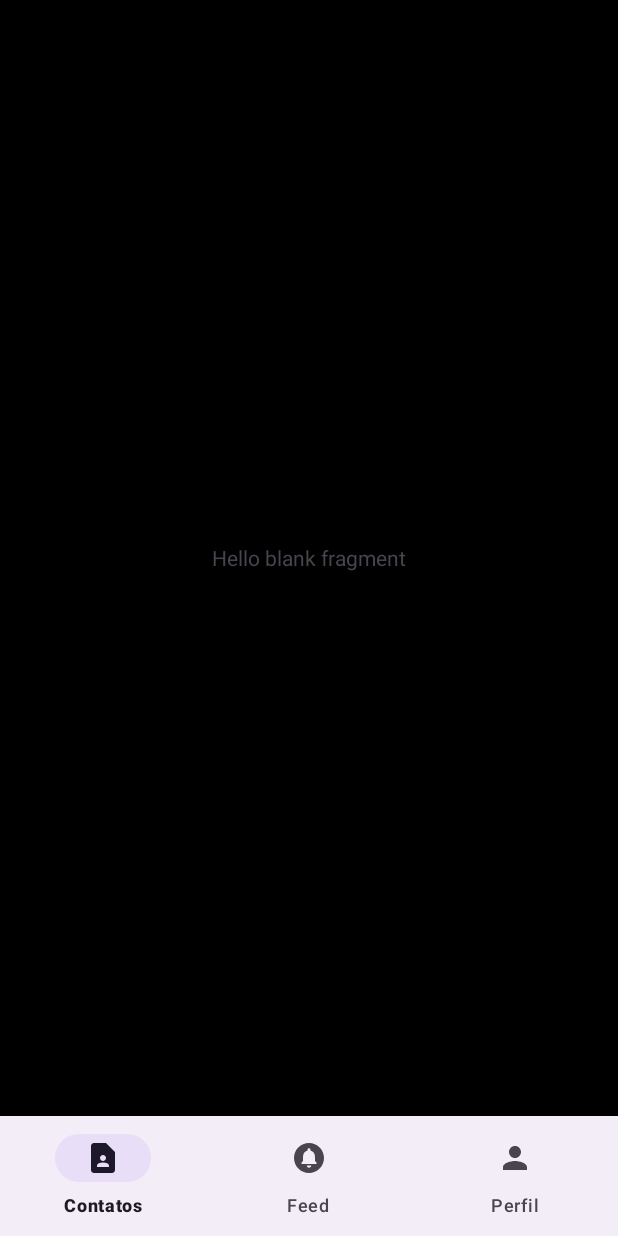
After one commit to joaoffgazzara/ProjetoAgenda, an Android app: the ContatoFragment screen opened directly, with no data from a screen before it, on a phone screen of 412 x 824 dp. The commit adds this screen. Run offline under Robolectric (Android 15) with nearby library versions, the phone set to English and light mode, and no system bars.

Commit message:
Aplicação da tela com barra de navegação

```diff
--- a/app/src/main/AndroidManifest.xml
+++ b/app/src/main/AndroidManifest.xml
@@ -12,6 +12,9 @@
         android:supportsRtl="true"
         android:theme="@style/Theme.ProjetoAgenda"
         tools:targetApi="31">
+        <activity
+            android:name=".ContatoPrincipal"
+            android:exported="false" />
         <activity
             android:name=".ContatoTelas"
             android:exported="false" />
--- /dev/null
+++ b/app/src/main/java/com/agenda/projetoagenda/ContatoFragment.java
@@ -0,0 +1,64 @@
+package com.agenda.projetoagenda;
+
+import android.os.Bundle;
+
+import androidx.fragment.app.Fragment;
+
+import android.view.LayoutInflater;
+import android.view.View;
+import android.view.ViewGroup;
+
+/**
+ * A simple {@link Fragment} subclass.
+ * Use the {@link ContatoFragment#newInstance} factory method to
+ * create an instance of this fragment.
+ */
+public class ContatoFragment extends Fragment {
+
+    // TODO: Rename parameter arguments, choose names that match
+    // the fragment initialization parameters, e.g. ARG_ITEM_NUMBER
+    private static final String ARG_PARAM1 = "param1";
+    private static final String ARG_PARAM2 = "param2";
+
+    // TODO: Rename and change types of parameters
+    private String mParam1;
+    private String mParam2;
+
+    public ContatoFragment() {
+        // Required empty public constructor
+    }
+
+    /**
+     * Use this factory method to create a new instance of
+     * this fragment using the provided parameters.
+     *
+     * @param param1 Parameter 1.
+     * @param param2 Parameter 2.
+     * @return A new instance of fragment ContatoFragment.
+     */
+    // TODO: Rename and change types and number of parameters
+    public static ContatoFragment newInstance(String param1, String param2) {
+        ContatoFragment fragment = new ContatoFragment();
+        Bundle args = new Bundle();
+        args.putString(ARG_PARAM1, param1);
+        args.putString(ARG_PARAM2, param2);
+        fragment.setArguments(args);
+        return fragment;
+    }
+
+    @Override
+    public void onCreate(Bundle savedInstanceState) {
+        super.onCreate(savedInstanceState);
+        if (getArguments() != null) {
+            mParam1 = getArguments().getString(ARG_PARAM1);
+            mParam2 = getArguments().getString(ARG_PARAM2);
+        }
+    }
+
+    @Override
+    public View onCreateView(LayoutInflater inflater, ViewGroup container,
+                             Bundle savedInstanceState) {
+        // Inflate the layout for this fragment
+        return inflater.inflate(R.layout.fragment_contato, container, false);
+    }
+}
--- /dev/null
+++ b/app/src/main/java/com/agenda/projetoagenda/ContatoPrincipal.java
@@ -0,0 +1,47 @@
+package com.agenda.projetoagenda;
+
+import androidx.appcompat.app.AppCompatActivity;
+import androidx.fragment.app.Fragment;
+import androidx.fragment.app.FragmentManager;
+import androidx.fragment.app.FragmentTransaction;
+
+import android.os.Bundle;
+import com.agenda.projetoagenda.databinding.ActivityContatoPrincipalBinding;
+import com.google.android.material.bottomnavigation.BottomNavigationView;
+
+
+public class ContatoPrincipal extends AppCompatActivity {
+
+    ActivityContatoPrincipalBinding binding;
+
+    @Override
+    protected void onCreate(Bundle savedInstanceState) {
+        super.onCreate(savedInstanceState);
+        binding = ActivityContatoPrincipalBinding.inflate(getLayoutInflater());
+        setContentView(binding.getRoot());
+        replaceFragment(new ContatoFragment());
+
+        binding.bottomView.setOnItemSelectedListener(item -> {
+
+            int id = item.getItemId();
+
+                if (id == R.id.contato_menu) {
+                    replaceFragment(new ContatoFragment());
+                } else if (id == R.id.feed) {
+                    replaceFragment(new FeedFragment());
+                } else if (id == R.id.perfil) {
+                    replaceFragment(new PerfilFragment());
+                }
+
+            return true;
+        });
+
+
+    }
+    private void replaceFragment(Fragment fragment){
+        FragmentManager fragmentManager = getSupportFragmentManager();
+        FragmentTransaction fragmentTransaction = fragmentManager.beginTransaction();
+        fragmentTransaction.replace(R.id.frame_layout,fragment);
+        fragmentTransaction.commit();
+    }
+}
--- /dev/null
+++ b/app/src/main/res/drawable/baseline_circle_notifications_24.xml
@@ -0,0 +1,5 @@
+<vector android:height="24dp" android:tint="#000000"
+    android:viewportHeight="24" android:viewportWidth="24"
+    android:width="24dp" xmlns:android="http://schemas.android.com/apk/res/android">
+    <path android:fillColor="@android:color/white" android:pathData="M12,2C6.48,2 2,6.48 2,12s4.48,10 10,10 10,-4.48 10,-10S17.52,2 12,2zM12,18.5c-0.83,0 -1.5,-0.67 -1.5,-1.5h3c0,0.83 -0.67,1.5 -1.5,1.5zM17,16L7,16v-1l1,-1v-2.61C8,9.27 9.03,7.47 11,7v-0.5c0,-0.57 0.43,-1 1,-1s1,0.43 1,1L13,7c1.97,0.47 3,2.28 3,4.39L16,14l1,1v1z"/>
+</vector>
--- /dev/null
+++ b/app/src/main/res/drawable/baseline_contact_page_24.xml
@@ -0,0 +1,5 @@
+<vector android:height="24dp" android:tint="#000000"
+    android:viewportHeight="24" android:viewportWidth="24"
+    android:width="24dp" xmlns:android="http://schemas.android.com/apk/res/android">
+    <path android:fillColor="@android:color/white" android:pathData="M14,2H6C4.9,2 4,2.9 4,4v16c0,1.1 0.9,2 2,2h12c1.1,0 2,-0.9 2,-2V8L14,2zM12,10c1.1,0 2,0.9 2,2c0,1.1 -0.9,2 -2,2s-2,-0.9 -2,-2C10,10.9 10.9,10 12,10zM16,18H8v-0.57c0,-0.81 0.48,-1.53 1.22,-1.85C10.07,15.21 11.01,15 12,15c0.99,0 1.93,0.21 2.78,0.58C15.52,15.9 16,16.62 16,17.43V18z"/>
+</vector>
--- /dev/null
+++ b/app/src/main/res/drawable/baseline_person_24.xml
@@ -0,0 +1,5 @@
+<vector android:height="24dp" android:tint="#000000"
+    android:viewportHeight="24" android:viewportWidth="24"
+    android:width="24dp" xmlns:android="http://schemas.android.com/apk/res/android">
+    <path android:fillColor="@android:color/white" android:pathData="M12,12c2.21,0 4,-1.79 4,-4s-1.79,-4 -4,-4 -4,1.79 -4,4 1.79,4 4,4zM12,14c-2.67,0 -8,1.34 -8,4v2h16v-2c0,-2.66 -5.33,-4 -8,-4z"/>
+</vector>
--- /dev/null
+++ b/app/src/main/res/layout/activity_contato_principal.xml
@@ -0,0 +1,30 @@
+<?xml version="1.0" encoding="utf-8"?>
+<androidx.constraintlayout.widget.ConstraintLayout xmlns:android="http://schemas.android.com/apk/res/android"
+    xmlns:app="http://schemas.android.com/apk/res-auto"
+    xmlns:tools="http://schemas.android.com/tools"
+    android:layout_width="match_parent"
+    android:layout_height="match_parent"
+    tools:context=".ContatoPrincipal">
+
+    <FrameLayout
+        android:id="@+id/frame_layout"
+        android:layout_width="0dp"
+        android:layout_height="0dp"
+        app:layout_constraintBottom_toTopOf="@+id/bottomView"
+        app:layout_constraintEnd_toEndOf="parent"
+        app:layout_constraintStart_toStartOf="parent"
+        app:layout_constraintTop_toTopOf="parent">
+
+    </FrameLayout>
+
+    <com.google.android.material.bottomnavigation.BottomNavigationView
+        android:id="@+id/bottomView"
+        android:layout_width="match_parent"
+        android:layout_height="wrap_content"
+        app:layout_constraintBottom_toBottomOf="parent"
+        app:layout_constraintEnd_toEndOf="parent"
+        app:layout_constraintStart_toStartOf="parent"
+        app:menu="@menu/bottom_navi_menu"/>
+
+
+</androidx.constraintlayout.widget.ConstraintLayout>
--- a/app/src/main/res/layout/activity_registro_tela.xml
+++ b/app/src/main/res/layout/activity_registro_tela.xml
@@ -52,11 +52,13 @@
         android:layout_width="308dp"
         android:layout_height="56dp"
         android:layout_marginTop="21dp"
+        android:layout_marginEnd="51dp"
         android:width="250dp"
+        android:autofillHints="emailAddress"
         android:ems="10"
         android:hint="@string/email_registro"
-        android:autofillHints="emailAddress"
         android:inputType="textEmailAddress"
+        app:layout_constraintEnd_toEndOf="parent"
         app:layout_constraintStart_toStartOf="@+id/editTextText2"
         app:layout_constraintTop_toBottomOf="@+id/editTextText2" />
 
--- /dev/null
+++ b/app/src/main/res/layout/fragment_contato.xml
@@ -0,0 +1,16 @@
+<?xml version="1.0" encoding="utf-8"?>
+<FrameLayout xmlns:android="http://schemas.android.com/apk/res/android"
+    xmlns:tools="http://schemas.android.com/tools"
+    android:layout_width="match_parent"
+    android:layout_height="match_parent"
+    android:background="@color/black"
+    tools:context=".ContatoFragment">
+
+    <!-- TODO: Update blank fragment layout -->
+    <TextView
+        android:layout_width="wrap_content"
+        android:layout_height="wrap_content"
+        android:text="@string/hello_blank_fragment"
+        android:layout_gravity="center"/>
+
+</FrameLayout>
--- /dev/null
+++ b/app/src/main/res/menu/bottom_navi_menu.xml
@@ -0,0 +1,19 @@
+<?xml version="1.0" encoding="utf-8"?>
+<menu xmlns:android="http://schemas.android.com/apk/res/android">
+
+    <item
+        android:id="@+id/contato_menu"
+        android:title="Contatos"
+        android:icon="@drawable/baseline_contact_page_24"
+        />
+
+    <item
+        android:id="@+id/feed"
+        android:title="Feed"
+        android:icon="@drawable/baseline_circle_notifications_24" />
+
+    <item
+        android:id="@+id/perfil"
+        android:title="Perfil"
+        android:icon="@drawable/baseline_person_24" />
+</menu>
--- a/app/src/main/res/values/strings.xml
+++ b/app/src/main/res/values/strings.xml
@@ -26,4 +26,6 @@
     <string name="contato_aniversario"> Aniversário:</string>
     <string name="contato_endereco"> Endereço:</string>
     <string name="contato_add">Adicionar Contato</string>
+    <!-- TODO: Remove or change this placeholder text -->
+    <string name="hello_blank_fragment">Hello blank fragment</string>
 </resources>
```
Also changed, not shown: app/src/main/java/com/agenda/projetoagenda/FeedFragment.java (added, +64 -0 lines), app/src/main/java/com/agenda/projetoagenda/MainActivity.java (+11 -0 lines), app/src/main/java/com/agenda/projetoagenda/PerfilFragment.java (added, +64 -0 lines), app/src/main/res/layout/fragment_feed.xml (added, +14 -0 lines), app/src/main/res/layout/fragment_perfil.xml (added, +14 -0 lines).
